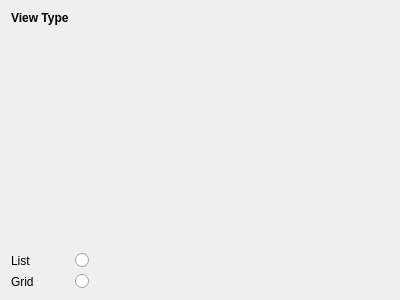
Qt form applets/mediabrowser/general.ui (KDE/plasma-mediacenter) before a commit.
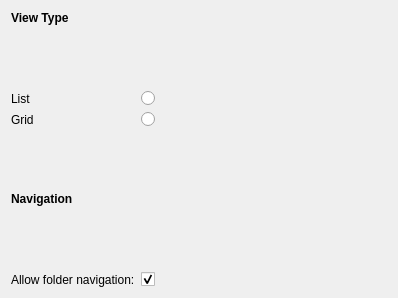
The same form after that commit.

Commit message: basic navigation allowed for the browser

The edit to the form file:
```diff
--- a/applets/mediabrowser/general.ui
+++ b/applets/mediabrowser/general.ui
@@ -6,8 +6,8 @@
    <rect>
     <x>0</x>
     <y>0</y>
-    <width>400</width>
-    <height>300</height>
+    <width>398</width>
+    <height>298</height>
    </rect>
   </property>
   <property name="windowTitle">
@@ -70,6 +70,65 @@
        </property>
       </spacer>
      </item>
+     <item row="4" column="1">
+      <spacer name="verticalSpacer_2">
+       <property name="orientation">
+        <enum>Qt::Vertical</enum>
+       </property>
+       <property name="sizeHint" stdset="0">
+        <size>
+         <width>20</width>
+         <height>40</height>
+        </size>
+       </property>
+      </spacer>
+     </item>
+     <item row="5" column="0">
+      <widget class="QLabel" name="label_4">
+       <property name="font">
+        <font>
+         <weight>75</weight>
+         <bold>true</bold>
+        </font>
+       </property>
+       <property name="text">
+        <string>Navigation</string>
+       </property>
+      </widget>
+     </item>
+     <item row="7" column="0">
+      <widget class="QLabel" name="label_5">
+       <property name="text">
+        <string>Allow folder navigation:</string>
+       </property>
+      </widget>
+     </item>
+     <item row="6" column="1">
+      <spacer name="verticalSpacer_3">
+       <property name="orientation">
+        <enum>Qt::Vertical</enum>
+       </property>
+       <property name="sizeHint" stdset="0">
+        <size>
+         <width>20</width>
+         <height>20</height>
+        </size>
+       </property>
+      </spacer>
+     </item>
+     <item row="7" column="1">
+      <widget class="QCheckBox" name="folderNavigationCheckBox">
+       <property name="text">
+        <string/>
+       </property>
+       <property name="checked">
+        <bool>true</bool>
+       </property>
+       <property name="autoRepeat">
+        <bool>false</bool>
+       </property>
+      </widget>
+     </item>
     </layout>
    </item>
   </layout>
```
The commit also changes 6 other files.
